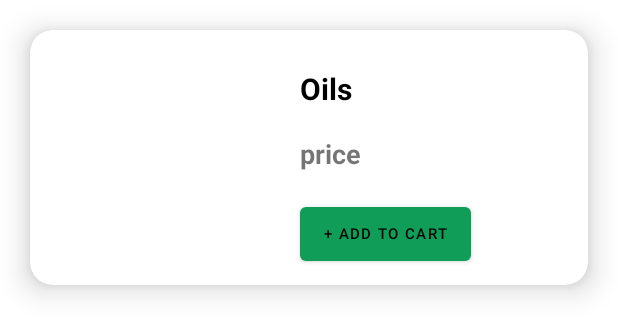
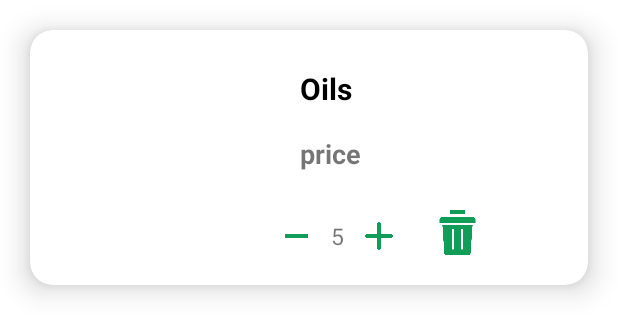
Before and after one commit to adityapatil-03/Gkart, an Android app: the layout cart_card.xml on its own in the app's theme, with its tools: preview values and no code run, on a phone screen of 412 x 824 dp. Shown: the top 335 px of the screen. Run offline under Robolectric (Android 15) with nearby library versions, the phone set to English and light mode, and no system bars.

```diff
--- a/app/src/main/res/layout/cart_card.xml
+++ b/app/src/main/res/layout/cart_card.xml
@@ -12,10 +12,10 @@
     android:layout_columnWeight="1"
     android:layout_gravity="fill"
     android:layout_margin="20dp"
-    android:onClick="cardClick">
+    >
 
     <ImageView
-        android:id="@+id/product_image"
+        android:id="@+id/cart_image"
         android:layout_width="130sp"
         android:layout_height="150sp"
         android:layout_margin="10sp"
@@ -23,7 +23,7 @@
         android:layout_marginTop="1sp" />
 
     <TextView
-        android:id="@+id/product_name"
+        android:id="@+id/cart_name"
         android:layout_width="wrap_content"
         android:layout_height="wrap_content"
         android:layout_marginTop="25sp"
@@ -35,7 +35,7 @@
         android:textStyle="bold" />
 
     <TextView
-        android:id="@+id/product_price"
+        android:id="@+id/cart_price"
         android:layout_width="wrap_content"
         android:layout_height="wrap_content"
         android:layout_marginTop="70dp"
@@ -47,14 +47,50 @@
         android:textStyle="bold" />
 
     <Button
-        android:id="@+id/add_to_cart"
-        android:layout_width="wrap_content"
-        android:layout_height="wrap_content"
+        android:id="@+id/delete"
+        android:layout_width="30sp"
+        android:layout_height="30sp"
         android:layout_gravity="bottom"
-        android:layout_marginLeft="180dp"
-        android:layout_marginBottom="10dp"
-        android:textSize="10dp"
-        android:text="+ Add to cart" />
+        android:layout_marginLeft="270sp"
+        android:background="@drawable/delete"
+        android:onClick="delete_product"
+        android:layout_marginBottom="20sp"
+
+        />
+
+    <Button
+        android:id="@+id/minus"
+        android:onClick="decrement"
+        android:layout_width="15sp"
+        android:layout_height="25sp"
+        android:layout_gravity="bottom"
+        android:layout_marginLeft="170sp"
+        android:layout_marginBottom="20sp"
+        android:background="@drawable/minus"
+         />
+
+    <Button
+        android:id="@+id/plus"
+        android:layout_width="25sp"
+        android:layout_height="25sp"
+        android:layout_gravity="bottom"
+        android:onClick="increment"
+        android:layout_marginLeft="220sp"
+        android:layout_marginBottom="20sp"
+        android:background="@drawable/add"
+         />
+
+    <TextView
+        android:id="@+id/quantity"
+        android:layout_width="30sp"
+        android:layout_height="25sp"
+        android:layout_gravity="bottom"
+        android:layout_marginLeft="190sp"
+        android:layout_marginBottom="20sp"
+        android:text="5"
+        android:gravity="center"
+        android:textSize="15sp"
+         />
 
 
 </androidx.cardview.widget.CardView>
```
Also changed, not shown: app/src/main/java/com/example/gkart/Product_display.java (+42 -2 lines), app/src/main/java/com/example/gkart/cart.java (+106 -0 lines), app/src/main/java/com/example/gkart/cart_adapter.java (added, +87 -0 lines), app/src/main/java/com/example/gkart/cart_database.java (added, +97 -0 lines), app/src/main/java/com/example/gkart/model.java (+26 -1 lines), app/src/main/res/layout/activity_cart.xml (+11 -1 lines), app/src/main/res/drawable/add.png (added), app/src/main/res/drawable/delete.png (added), app/src/main/res/drawable/minus.png (added).
